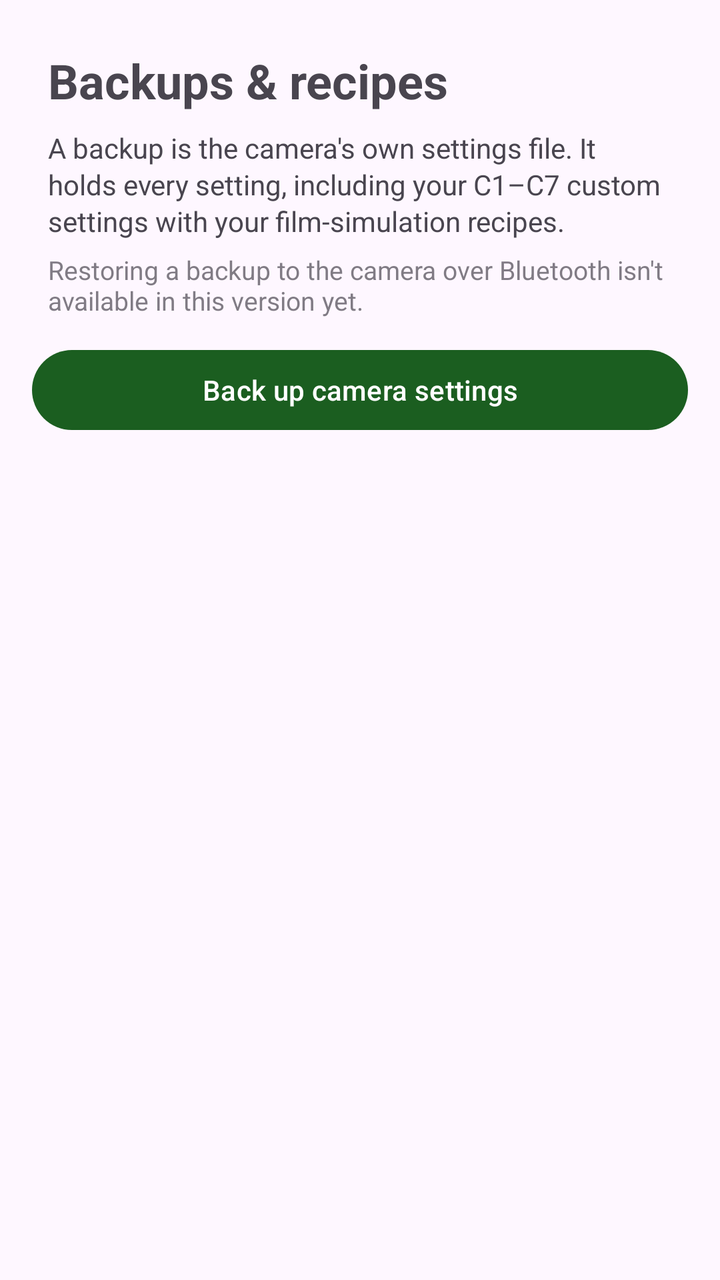
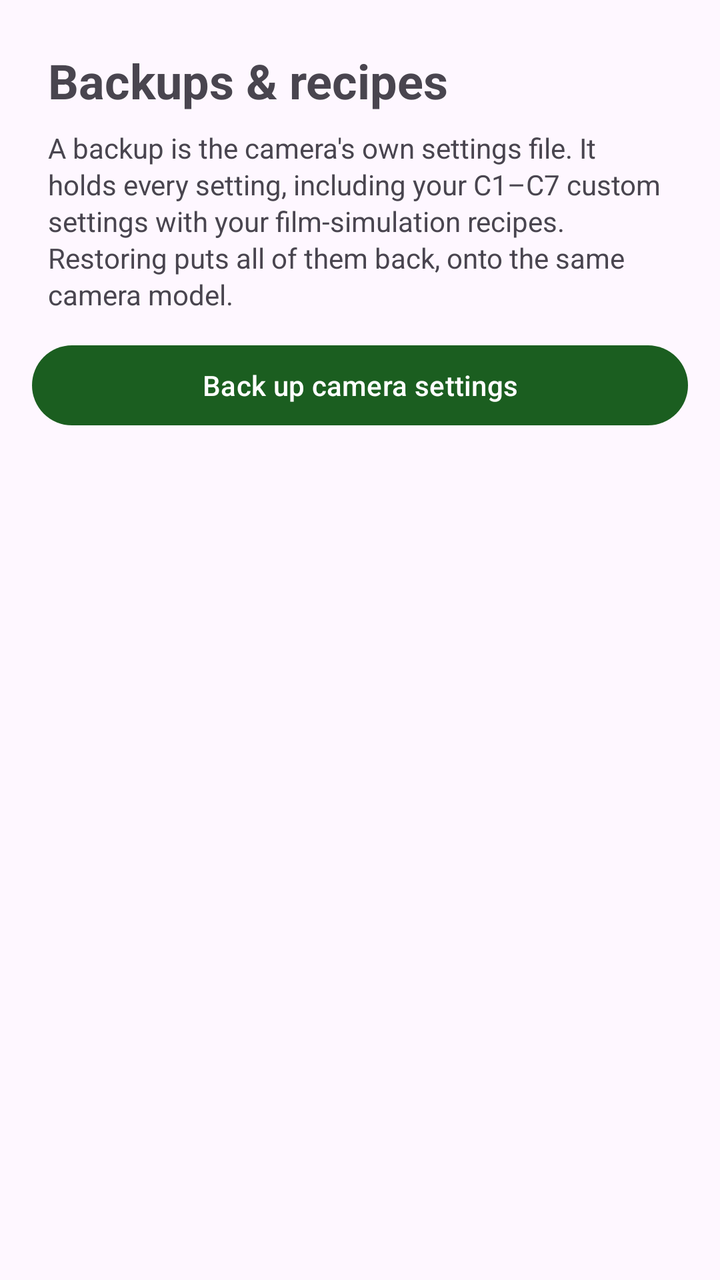

An Android layout rendered at two revisions. The XML below is the earlier revision; the diff shows what the commit changed to produce the second picture.
<!-- AndroidManifest.xml: application theme Theme.FujiRemote -->
<!-- res/layout/activity_backups.xml -->
<?xml version="1.0" encoding="utf-8"?>
<LinearLayout xmlns:android="http://schemas.android.com/apk/res/android"
    android:layout_width="match_parent"
    android:layout_height="match_parent"
    android:fitsSystemWindows="true"
    android:orientation="vertical"
    android:paddingHorizontal="16dp"
    android:paddingTop="24dp">

    <TextView
        android:layout_width="wrap_content"
        android:layout_height="wrap_content"
        android:paddingHorizontal="8dp"
        android:paddingBottom="8dp"
        android:text="@string/backups"
        android:textSize="24sp"
        android:textStyle="bold" />

    <TextView
        android:layout_width="match_parent"
        android:layout_height="wrap_content"
        android:lineSpacingExtra="2dp"
        android:paddingHorizontal="8dp"
        android:text="@string/backups_intro" />

    <TextView
        android:layout_width="match_parent"
        android:layout_height="wrap_content"
        android:alpha="0.7"
        android:paddingHorizontal="8dp"
        android:paddingTop="6dp"
        android:text="@string/restore_pending"
        android:textSize="13sp" />

    <com.google.android.material.button.MaterialButton
        android:id="@+id/backupButton"
        android:layout_width="match_parent"
        android:layout_height="wrap_content"
        android:layout_marginTop="12dp"
        android:text="@string/backup_now" />

    <com.google.android.material.progressindicator.LinearProgressIndicator
        android:id="@+id/backupProgress"
        android:layout_width="match_parent"
        android:layout_height="wrap_content"
        android:layout_marginTop="8dp"
        android:indeterminate="true"
        android:visibility="gone" />

    <TextView
        android:id="@+id/backupStatus"
        android:layout_width="match_parent"
        android:layout_height="wrap_content"
        android:paddingHorizontal="8dp"
        android:paddingTop="6dp"
        android:visibility="gone" />

    <TextView
        android:id="@+id/empty"
        android:layout_width="match_parent"
        android:layout_height="wrap_content"
        android:gravity="center"
        android:padding="24dp"
        android:text="@string/no_backups"
        android:visibility="gone" />

    <androidx.recyclerview.widget.RecyclerView
        android:id="@+id/list"
        android:layout_width="match_parent"
        android:layout_height="match_parent"
        android:layout_marginTop="12dp"
        android:clipToPadding="false"
        android:paddingBottom="24dp" />
</LinearLayout>
<!-- resources referenced by this layout -->
<resources>
  <string name="backup_now">Back up camera settings</string>
  <string name="backups">Backups &amp; recipes</string>
  <string name="backups_intro">A backup is the camera\'s own settings file. It holds every setting, including your C1–C7 custom settings with your film-simulation recipes.</string>
  <string name="no_backups">No backups yet. Connect to the camera and back up its settings.</string>
  <string name="restore_pending">Restoring a backup to the camera over Bluetooth isn\'t available in this version yet.</string>
  <style name="Theme.FujiRemote" parent="Theme.Material3.DayNight.NoActionBar">
          <item name="colorPrimary">@color/fuji_green</item>
          <item name="colorPrimaryDark">@color/fuji_green</item>
          <item name="colorSecondary">@color/fuji_green_light</item>
      </style>
  <color name="fuji_green">#1B5E20</color>
  <color name="fuji_green_light">#4C8C4A</color>
</resources>

<!-- the commit's change to res/layout/activity_backups.xml (unified diff, before → after) -->
@@ -23,15 +23,6 @@
         android:paddingHorizontal="8dp"
         android:text="@string/backups_intro" />
 
-    <TextView
-        android:layout_width="match_parent"
-        android:layout_height="wrap_content"
-        android:alpha="0.7"
-        android:paddingHorizontal="8dp"
-        android:paddingTop="6dp"
-        android:text="@string/restore_pending"
-        android:textSize="13sp" />
-
     <com.google.android.material.button.MaterialButton
         android:id="@+id/backupButton"
         android:layout_width="match_parent"
@@ -45,6 +36,7 @@
         android:layout_height="wrap_content"
         android:layout_marginTop="8dp"
         android:indeterminate="true"
+        android:max="100"
         android:visibility="gone" />
 
     <TextView
<!-- resource entries referenced after the edit -->
@@ -2,9 +2,8 @@
 <resources>
   <string name="backup_now">Back up camera settings</string>
   <string name="backups">Backups &amp; recipes</string>
-  <string name="backups_intro">A backup is the camera\'s own settings file. It holds every setting, including your C1–C7 custom settings with your film-simulation recipes.</string>
+  <string name="backups_intro">A backup is the camera\'s own settings file. It holds every setting, including your C1–C7 custom settings with your film-simulation recipes. Restoring puts all of them back, onto the same camera model.</string>
   <string name="no_backups">No backups yet. Connect to the camera and back up its settings.</string>
-  <string name="restore_pending">Restoring a backup to the camera over Bluetooth isn\'t available in this version yet.</string>
   <style name="Theme.FujiRemote" parent="Theme.Material3.DayNight.NoActionBar">
           <item name="colorPrimary">@color/fuji_green</item>
           <item name="colorPrimaryDark">@color/fuji_green</item>
